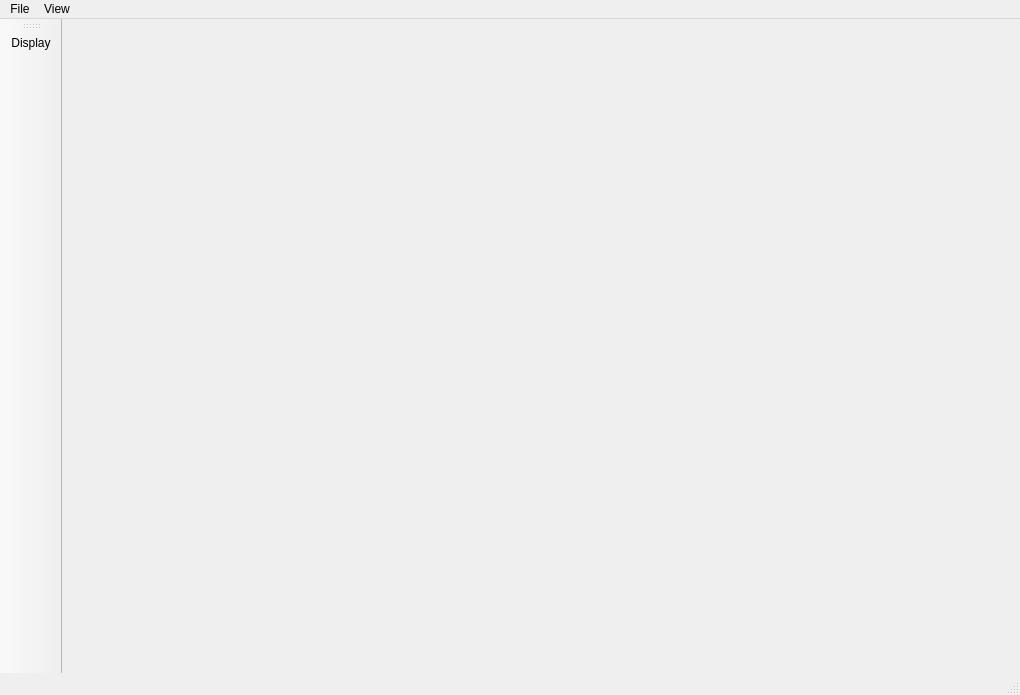
This is ui/mainwindow.ui in ofey404/MPSOscilloscope as Qt 5 draws it before an edit. The edited form follows.
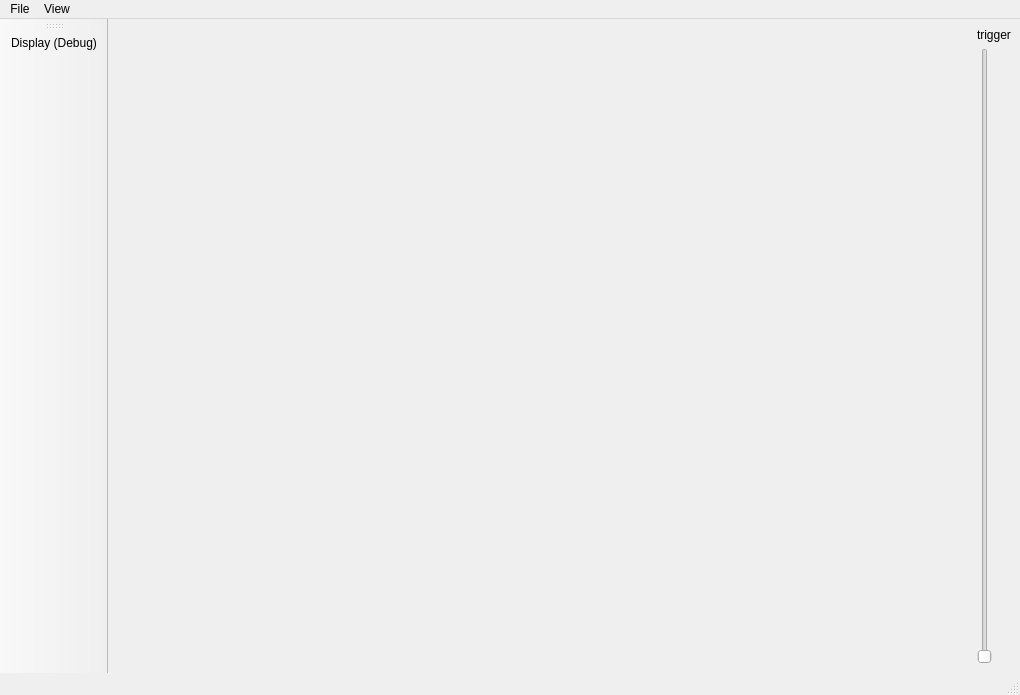
This is the edited form.

```diff
--- a/ui/mainwindow.ui
+++ b/ui/mainwindow.ui
@@ -21,12 +21,25 @@
     </size>
    </property>
    <layout class="QGridLayout" name="gridLayout">
+    <item row="1" column="1">
+     <widget class="QSlider" name="triggerSlider">
+      <property name="orientation">
+       <enum>Qt::Vertical</enum>
+      </property>
+     </widget>
+    </item>
+    <item row="1" column="0">
+     <widget class="QLabel" name="plotPlaceHolder">
+      <property name="text">
+       <string/>
+      </property>
+     </widget>
+    </item>
     <item row="0" column="1">
-     <widget class="QStackedWidget" name="display">
-      <widget class="QWidget" name="page">
-       <layout class="QGridLayout" name="gridLayout_2"/>
-      </widget>
-      <widget class="QWidget" name="page_2"/>
+     <widget class="QLabel" name="triggerSliderLabel">
+      <property name="text">
+       <string>trigger</string>
+      </property>
      </widget>
     </item>
    </layout>
@@ -80,7 +93,10 @@
   </action>
   <action name="actionDisplay">
    <property name="text">
-    <string>Display</string>
+    <string>Display (Debug)</string>
+   </property>
+   <property name="toolTip">
+    <string>Display for Developer to test.</string>
    </property>
   </action>
  </widget>
```
